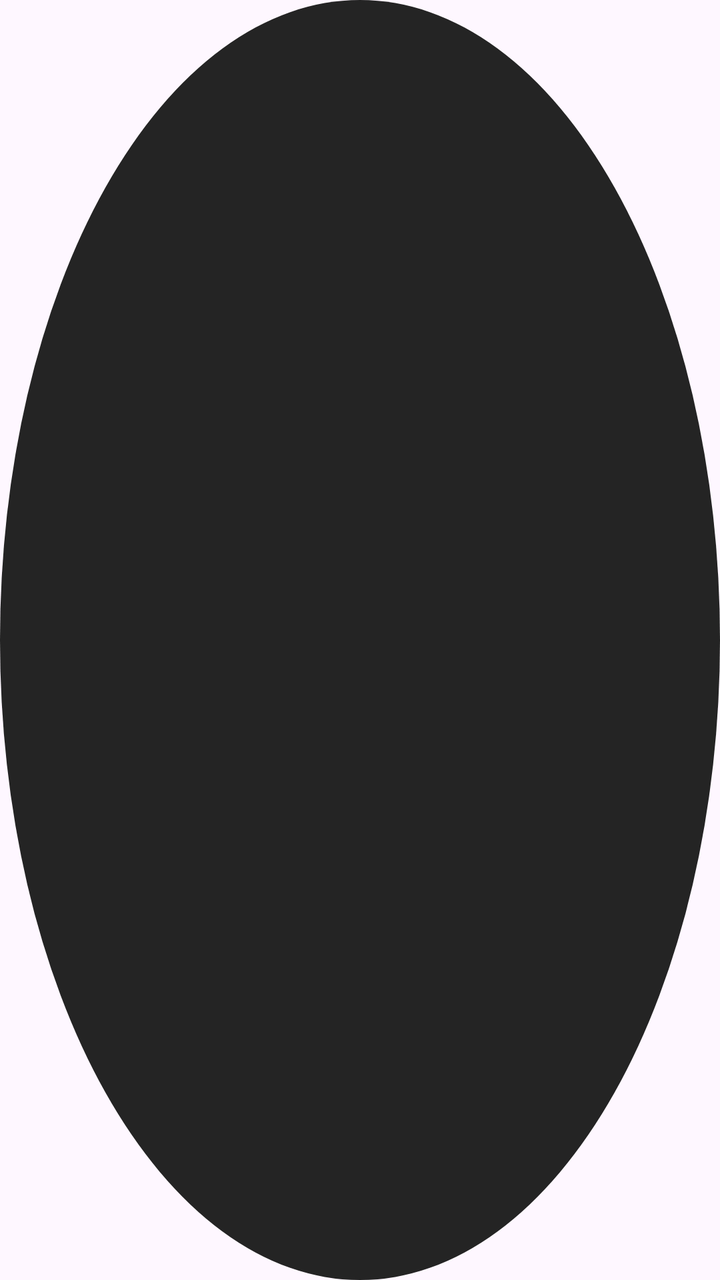
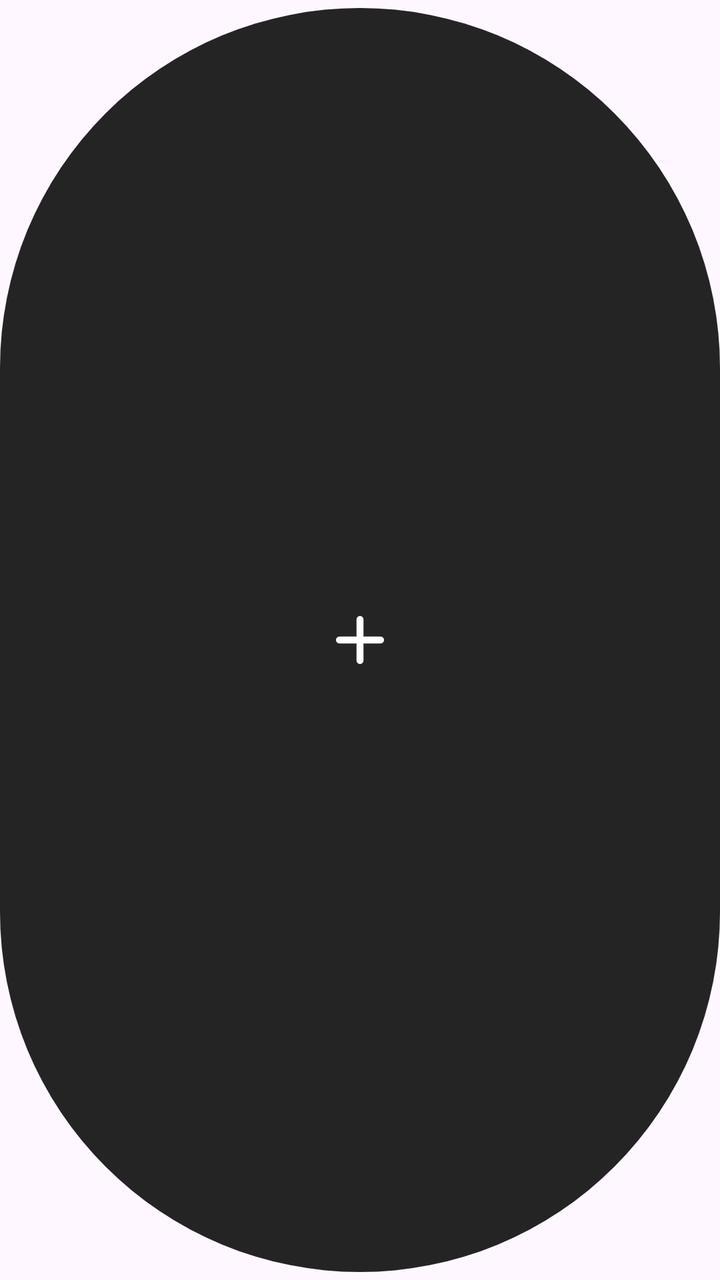

Before-and-after screenshots of an Android layout around one commit, followed by the original layout XML and the change that was made.
<!-- AndroidManifest.xml: application theme Theme.NotesApp -->
<!-- res/layout/add_button.xml -->
<?xml version="1.0" encoding="utf-8"?>
<com.google.android.material.button.MaterialButton
    xmlns:android="http://schemas.android.com/apk/res/android"
    xmlns:app="http://schemas.android.com/apk/res-auto"
    android:layout_width="@dimen/dimen_50"
    android:layout_height="@dimen/dimen_50"
    android:background="@drawable/circlebutton"
    android:contentDescription="Add Note"
    app:backgroundTint="#242424"
    app:srcCompat="@drawable/add1"
    app:tint="@android:color/white" />
<!-- resources referenced by this layout -->
<resources>
  <dimen name="dimen_50">50dp</dimen>
  <!-- drawable add1 (drawable) -->
  <vector xmlns:android="http://schemas.android.com/apk/res/android"
      android:width="28dp"
      android:height="28dp"
      android:viewportWidth="28"
      android:viewportHeight="28">
    <path
        android:pathData="M26,16H16V26C16,27.1 15.1,28 14,28C12.9,28 12,27.1 12,26V16H2C0.9,16 0,15.1 0,14C0,12.9 0.9,12 2,12H12V2C12,0.9 12.9,0 14,0C15.1,0 16,0.9 16,2V12H26C27.1,12 28,12.9 28,14C28,15.1 27.1,16 26,16Z"
        android:fillColor="#ffffff"/>
  </vector>
  <!-- drawable circlebutton (drawable) -->
  <?xml version="1.0" encoding="utf-8"?>
  <shape xmlns:android="http://schemas.android.com/apk/res/android"
      android:shape="oval">
      <solid android:color="#3C3B3B"/>
      <corners
          android:radius="12dp"/>
  </shape>
  <style name="Theme.NotesApp" parent="Theme.MaterialComponents.DayNight.NoActionBar.Bridge">
          
          <item name="colorPrimary">@color/purple_500</item>
          <item name="colorPrimaryVariant">@color/purple_700</item>
          <item name="colorOnPrimary">@color/white</item>
          
          <item name="colorSecondary">@color/teal_200</item>
          <item name="colorSecondaryVariant">@color/teal_700</item>
          <item name="colorOnSecondary">@color/black</item>
          
          <item name="android:statusBarColor">?attr/colorPrimaryVariant</item>
          
      </style>
  <color name="purple_500">#FF6200EE</color>
  <color name="purple_700">#FF3700B3</color>
  <color name="white">#FFFFFFFF</color>
  <color name="teal_200">#FF03DAC5</color>
  <color name="teal_700">#FF018786</color>
  <color name="black">#FF000000</color>
</resources>

<!-- the commit's change to res/layout/add_button.xml (unified diff, before → after) -->
@@ -4,8 +4,10 @@
     xmlns:app="http://schemas.android.com/apk/res-auto"
     android:layout_width="@dimen/dimen_50"
     android:layout_height="@dimen/dimen_50"
-    android:background="@drawable/circlebutton"
     android:contentDescription="Add Note"
     app:backgroundTint="#242424"
-    app:srcCompat="@drawable/add1"
-    app:tint="@android:color/white" />
+    app:icon="@drawable/add1"
+    app:iconSize="24dp"
+    app:iconPadding="0dp"
+    app:iconGravity="textStart"
+    app:iconTint="@android:color/white" />
<!-- resource entries referenced after the edit -->
@@ -11,14 +11,6 @@
         android:pathData="M26,16H16V26C16,27.1 15.1,28 14,28C12.9,28 12,27.1 12,26V16H2C0.9,16 0,15.1 0,14C0,12.9 0.9,12 2,12H12V2C12,0.9 12.9,0 14,0C15.1,0 16,0.9 16,2V12H26C27.1,12 28,12.9 28,14C28,15.1 27.1,16 26,16Z"
         android:fillColor="#ffffff"/>
   </vector>
-  <!-- drawable circlebutton (drawable) -->
-  <?xml version="1.0" encoding="utf-8"?>
-  <shape xmlns:android="http://schemas.android.com/apk/res/android"
-      android:shape="oval">
-      <solid android:color="#3C3B3B"/>
-      <corners
-          android:radius="12dp"/>
-  </shape>
   <style name="Theme.NotesApp" parent="Theme.MaterialComponents.DayNight.NoActionBar.Bridge">
           
           <item name="colorPrimary">@color/purple_500</item>
